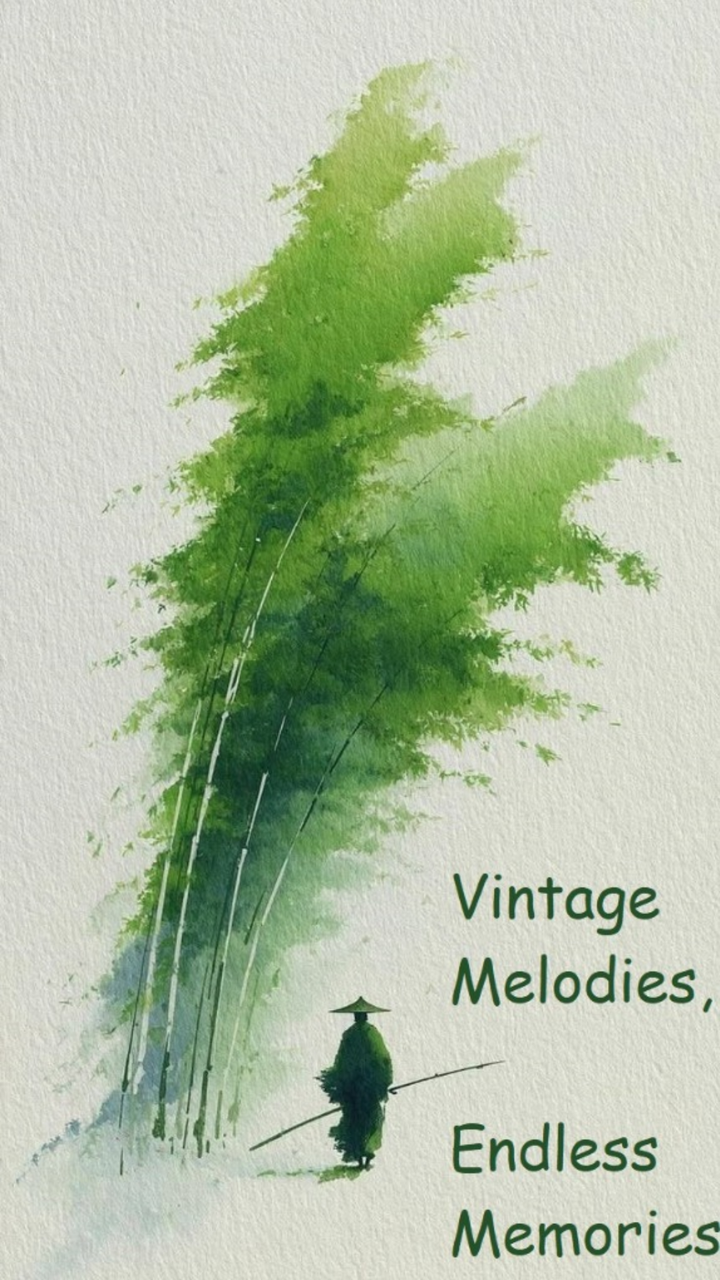
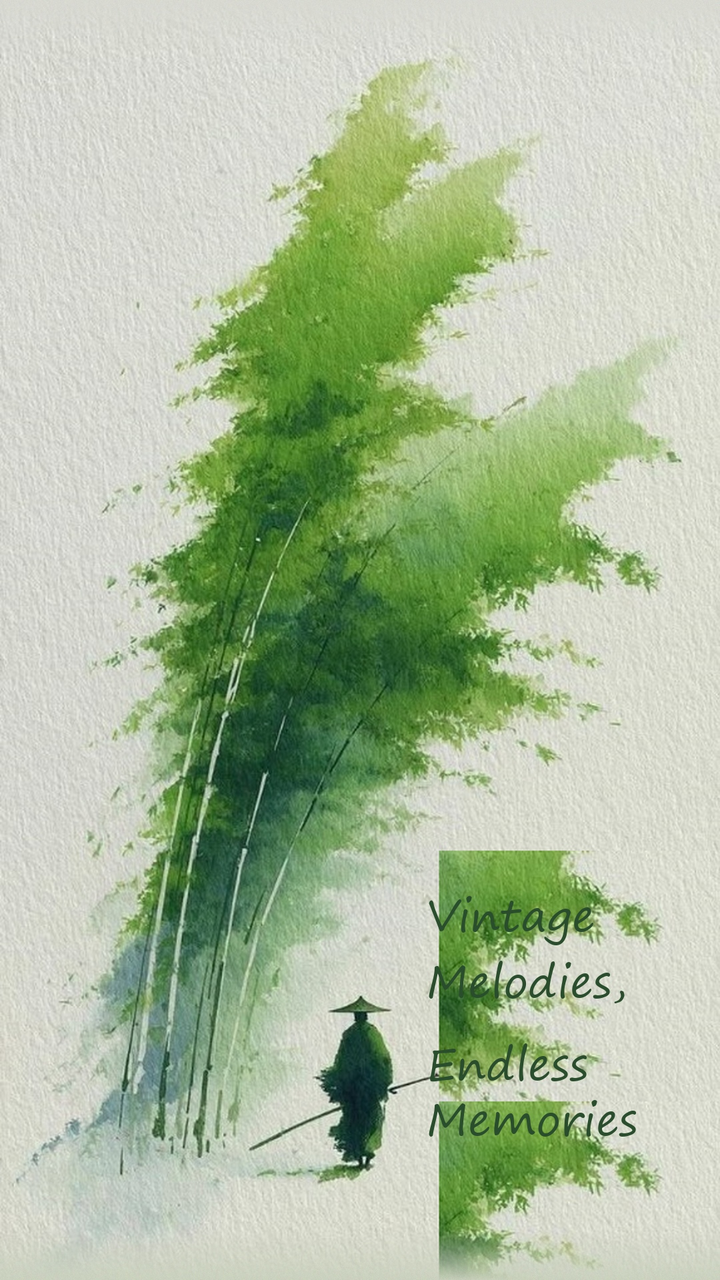

An Android layout rendered at two revisions. The XML below is the earlier revision; the diff shows what the commit changed to produce the second picture.
<!-- AndroidManifest.xml: activity theme Theme.VintageMelodies.Splash -->
<!-- res/layout/activity_splash.xml -->
<?xml version="1.0" encoding="utf-8"?>
<FrameLayout xmlns:android="http://schemas.android.com/apk/res/android"
    android:layout_width="match_parent"
    android:layout_height="match_parent"
    android:background="#D8D9D3">

    
    <ImageView
        android:id="@+id/iv_splash_image"
        android:layout_width="match_parent"
        android:layout_height="match_parent"
        android:src="@drawable/splash_screen_art"
        android:scaleType="centerCrop"
        android:contentDescription="Vintage Melodies Splash" />

    
    <ProgressBar
        android:id="@+id/splash_progress"
        android:layout_width="28dp"
        android:layout_height="28dp"
        android:layout_gravity="bottom|center_horizontal"
        android:layout_marginBottom="28dp"
        android:indeterminateTint="#2D5A27" />

    
    <LinearLayout
        android:id="@+id/splash_error"
        android:layout_width="match_parent"
        android:layout_height="wrap_content"
        android:layout_gravity="center"
        android:layout_marginStart="28dp"
        android:layout_marginEnd="28dp"
        android:paddingStart="28dp"
        android:paddingTop="32dp"
        android:paddingEnd="28dp"
        android:paddingBottom="32dp"
        android:background="@drawable/bg_dialog_card"
        android:orientation="vertical"
        android:gravity="center"
        android:visibility="gone">

        <ImageView
            android:layout_width="48dp"
            android:layout_height="48dp"
            android:src="@drawable/ic_music_note"
            android:tint="@color/amber_accent"
            android:contentDescription="@string/content_description_brand_icon" />

        <TextView
            android:layout_width="wrap_content"
            android:layout_height="wrap_content"
            android:text="@string/splash_brand"
            android:textSize="22sp"
            android:textColor="@color/amber_light"
            android:textStyle="bold"
            android:layout_marginTop="12dp" />

        <TextView
            android:layout_width="wrap_content"
            android:layout_height="wrap_content"
            android:text="@string/error_no_internet_title"
            android:textSize="16sp"
            android:textColor="@color/warm_gold"
            android:layout_marginTop="16dp"
            android:gravity="center" />

        <TextView
            android:layout_width="wrap_content"
            android:layout_height="wrap_content"
            android:text="@string/error_no_internet_message"
            android:textSize="13sp"
            android:textColor="@color/text_muted"
            android:layout_marginTop="8dp"
            android:gravity="center" />

        <Button
            android:id="@+id/splash_retry_btn"
            android:layout_width="wrap_content"
            android:layout_height="42dp"
            android:text="@string/btn_retry"
            android:background="@drawable/bg_retry_button"
            android:textColor="@color/text_primary"
            android:textSize="14sp"
            android:textAllCaps="false"
            android:paddingStart="28dp"
            android:paddingEnd="28dp"
            android:layout_marginTop="20dp" />
    </LinearLayout>
</FrameLayout>
<!-- resources referenced by this layout -->
<resources>
  <color name="amber_accent">#FF4CAAD3</color>
  <color name="amber_light">#FFD4EEF9</color>
  <color name="text_muted">#B3D4EEF9</color>
  <color name="text_primary">#FFFFFFFF</color>
  <color name="warm_gold">#FF82C8E5</color>
  <!-- drawable bg_dialog_card (drawable) -->
  <?xml version="1.0" encoding="utf-8"?>
  <shape xmlns:android="http://schemas.android.com/apk/res/android"
      android:shape="rectangle">
      <solid android:color="#E60A1622" />
      <stroke
          android:width="1.2dp"
          android:color="#664CAAD3" />
      <corners android:radius="20dp" />
  </shape>
  <!-- drawable bg_retry_button (drawable) -->
  <?xml version="1.0" encoding="utf-8"?>
  <shape xmlns:android="http://schemas.android.com/apk/res/android"
      android:shape="rectangle">
      <solid android:color="@color/amber_accent" />
      <corners android:radius="14dp" />
  </shape>
  <!-- drawable ic_music_note (drawable) -->
  <?xml version="1.0" encoding="utf-8"?>
  <vector xmlns:android="http://schemas.android.com/apk/res/android"
      android:width="64dp"
      android:height="64dp"
      android:viewportWidth="24"
      android:viewportHeight="24">
      <path
          android:fillColor="#FFF6821F"
          android:pathData="M12,3v10.55c-0.59,-0.34 -1.27,-0.55 -2,-0.55C7.79,13 6,14.79 6,17s1.79,4 4,4 4,-1.79 4,-4V7h4V3h-6z"/>
  </vector>
  <!-- drawable splash_screen_art: jpg bitmap (drawable-nodpi, 198010 bytes) -->
  <string name="btn_retry">Retry</string>
  <string name="content_description_brand_icon">Vintage Melodies music note</string>
  <string name="error_no_internet_message">Please check your Internet connection and try again.</string>
  <string name="error_no_internet_title">Internet connection is unavailable</string>
  <string name="splash_brand">Vintage Melodies</string>
  <style name="Theme.VintageMelodies.Splash">
          <item name="android:windowBackground">@drawable/splash_screen_art</item>
          <item name="android:statusBarColor">#D8D9D3</item>
          <item name="android:navigationBarColor">#CDCFCE</item>
          <item name="android:windowLightStatusBar">true</item>
          <item name="android:windowLightNavigationBar">true</item>
      </style>
</resources>

<!-- the commit's change to res/layout/activity_splash.xml (unified diff, before → after) -->
@@ -12,15 +12,6 @@
         android:src="@drawable/splash_screen_art"
         android:scaleType="centerCrop"
         android:contentDescription="Vintage Melodies Splash" />
-
-    
-    <ProgressBar
-        android:id="@+id/splash_progress"
-        android:layout_width="28dp"
-        android:layout_height="28dp"
-        android:layout_gravity="bottom|center_horizontal"
-        android:layout_marginBottom="28dp"
-        android:indeterminateTint="#2D5A27" />
 
     
     <LinearLayout
<!-- resource entries referenced after the edit -->
@@ -33,7 +33,7 @@
           android:fillColor="#FFF6821F"
           android:pathData="M12,3v10.55c-0.59,-0.34 -1.27,-0.55 -2,-0.55C7.79,13 6,14.79 6,17s1.79,4 4,4 4,-1.79 4,-4V7h4V3h-6z"/>
   </vector>
-  <!-- drawable splash_screen_art: jpg bitmap (drawable-nodpi, 198010 bytes) -->
+  <!-- drawable splash_screen_art: jpg bitmap (drawable-nodpi, 816823 bytes) -->
   <string name="btn_retry">Retry</string>
   <string name="content_description_brand_icon">Vintage Melodies music note</string>
   <string name="error_no_internet_message">Please check your Internet connection and try again.</string>
